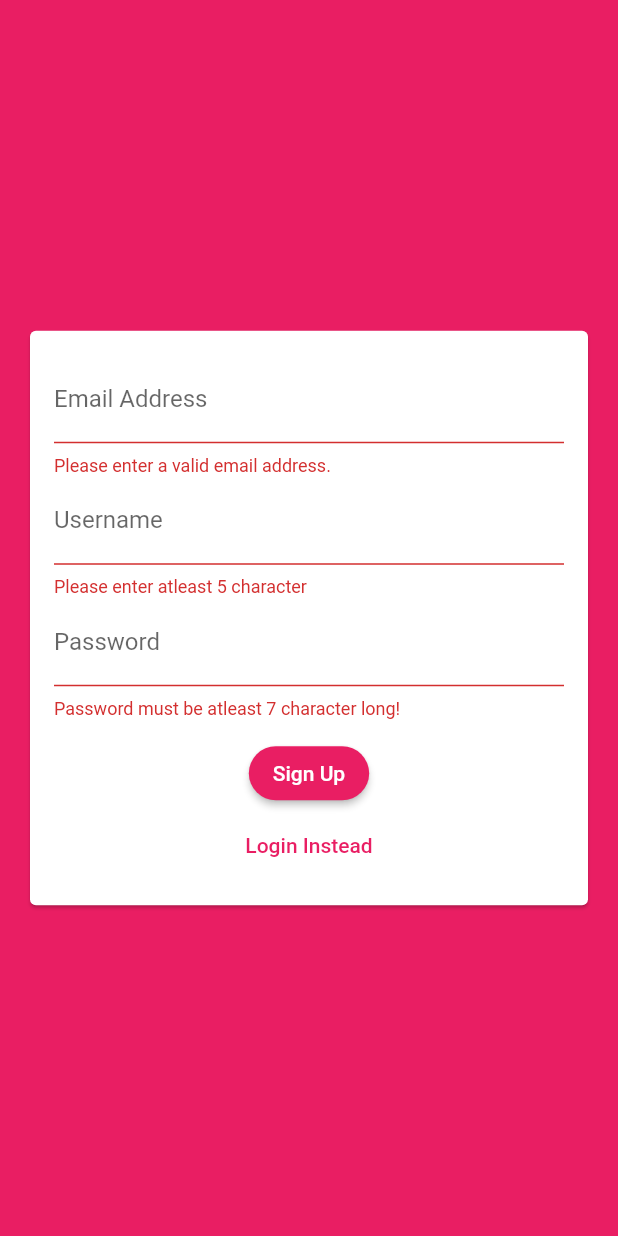
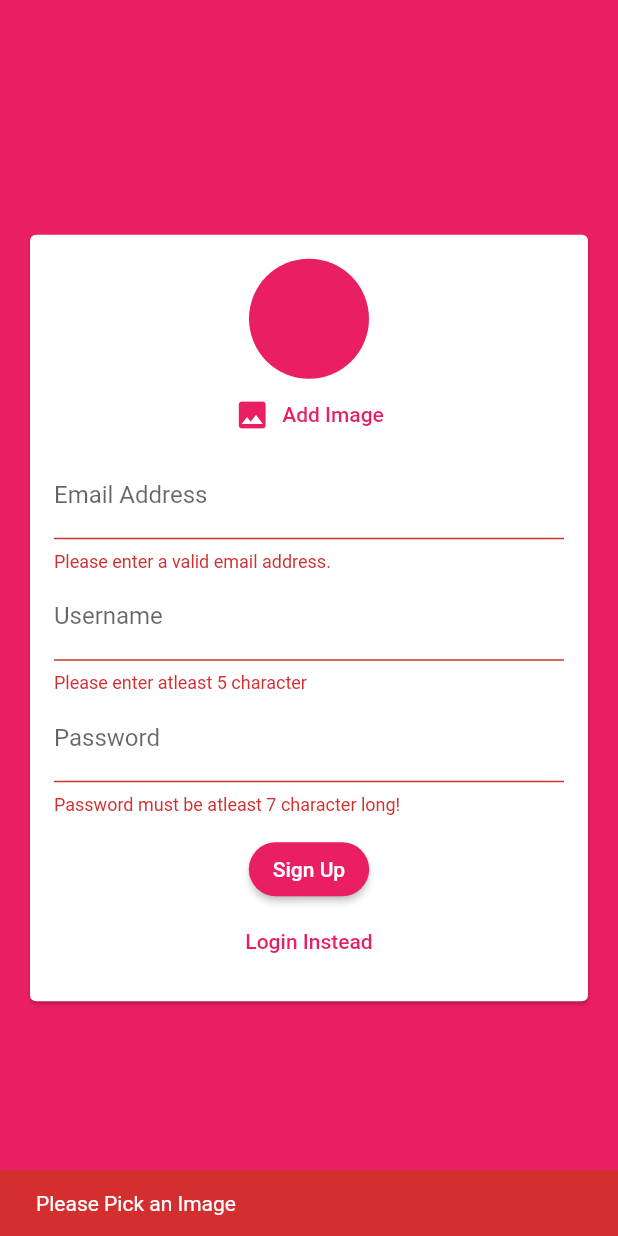
Before and after one commit to andikatp/chat-app, a Flutter app: the screen it shows after launch, after a tap on "Sign Up", on a phone screen of 412 x 824 dp. Run offline on Flutter 3.47's test engine with Material 2 defaults, Android fonts, the phone set to English and light mode, and no system bars; our stand-ins replace cloud_firestore, email_validator, firebase_auth, firebase_core, firebase_storage, image_picker; accounts and stored records are empty.

Commit message:
fixing bugs but still without push notification

```diff
--- a/lib/screens/auth_screen.dart
+++ b/lib/screens/auth_screen.dart
@@ -1,6 +1,8 @@
+import 'dart:io';
 import 'package:chat_app/widgets/auth/auth_form_widget.dart';
 import 'package:cloud_firestore/cloud_firestore.dart';
 import 'package:firebase_auth/firebase_auth.dart';
+import 'package:firebase_storage/firebase_storage.dart';
 import 'package:flutter/material.dart';
 
 class AuthScreen extends StatefulWidget {
@@ -18,6 +20,7 @@ class _AuthScreenState extends State<AuthScreen> {
     String email,
     String password,
     String username,
+    File image,
     bool isLogin,
   ) async {
     UserCredential userCred;
@@ -35,14 +38,25 @@ class _AuthScreenState extends State<AuthScreen> {
           email: email,
           password: password,
         );
+        final ref = FirebaseStorage.instance
+            .ref()
+            .child('user_images')
+            .child('${userCred.user!.uid}.jpg');
+
+        await ref.putFile(image).whenComplete(() => Future.value(0));
+        final url = await ref.getDownloadURL();
+
         FirebaseFirestore.instance
             .collection('users')
             .doc(userCred.user?.uid)
-            .set({'username': username, 'email': email});
+            .set({
+          'username': username,
+          'email': email,
+          'image_url': url,
+        });
       }
-
     } on FirebaseAuthException catch (error) {
-      String messages = 'An Errpr occured, please check your credentials!';
+      String messages = 'An Error occured, please check your credentials!';
       if (error.message != null) {
         messages = error.message!;
       }
@@ -58,7 +72,6 @@ class _AuthScreenState extends State<AuthScreen> {
         _isLoading = false;
       });
       rethrow;
-
     }
   }
 
@@ -66,7 +79,10 @@ class _AuthScreenState extends State<AuthScreen> {
   Widget build(BuildContext context) {
     return Scaffold(
       backgroundColor: Theme.of(context).primaryColor,
-      body: AuthFormWidget(submitFn: _submitAuthForm,  isLoading: _isLoading,),
+      body: AuthFormWidget(
+        submitFn: _submitAuthForm,
+        isLoading: _isLoading,
+      ),
     );
   }
 }
--- a/lib/screens/chat_screen.dart
+++ b/lib/screens/chat_screen.dart
@@ -36,15 +36,14 @@ class ChatScreen extends StatelessWidget {
           ),
         ],
       ),
-      body: Container(
-          child: Column(
+      body: Column(
         children: const [
           Expanded(
             child: MessagesChat(),
           ),
           NewMessageWidget(),
         ],
-      )),
+      ),
     );
   }
 }
--- a/lib/widgets/auth/auth_form_widget.dart
+++ b/lib/widgets/auth/auth_form_widget.dart
@@ -1,3 +1,6 @@
+import 'dart:io';
+
+import 'package:chat_app/widgets/pickers/user_image_picker.dart';
 import 'package:email_validator/email_validator.dart';
 import 'package:flutter/material.dart';
 
@@ -21,19 +24,34 @@ class _AuthFormWidgetState extends State<AuthFormWidget> {
   String _userEmail = '';
   String _userPassword = '';
   bool _isLogin = false;
+  File? _image;
 
   void _trySubmit() {
     FocusScope.of(context).unfocus();
     final isValid = _formKey.currentState!.validate();
+    if (_image == null && !_isLogin) {
+      ScaffoldMessenger.of(context).showSnackBar(
+        SnackBar(
+          content: const Text('Please Pick an Image'),
+          backgroundColor: Theme.of(context).colorScheme.error,
+        ),
+      );
+      return;
+    }
     if (isValid) {
       _formKey.currentState!.save();
       widget.submitFn(
         _userEmail,
         _userPassword,
         _userName,
+        _image,
         _isLogin,
       );
     }
+  }
+
+  void _imageFun(File image) {
+    _image = image;
   }
 
   @override
@@ -51,6 +69,7 @@ class _AuthFormWidgetState extends State<AuthFormWidget> {
               child: Column(
                 mainAxisSize: MainAxisSize.min,
                 children: [
+                  if (!_isLogin) UserImagePicker(pickedImageFn: _imageFun),
                   TextFormField(
                     key: const ValueKey('email'),
                     decoration:
--- a/lib/widgets/chat/messages_chat.dart
+++ b/lib/widgets/chat/messages_chat.dart
@@ -25,6 +25,7 @@ class MessagesChat extends StatelessWidget {
           itemCount: doc?.length,
           itemBuilder: (context, index) {
             return MessageBubble(
+                userImage: doc?[index]['userImage'],
                 message: doc?[index]['text'],
                 isMe: snapshot.data?.docs[index]['userId'] ==
                         FirebaseAuth.instance.currentUser?.uid
--- a/lib/widgets/chat/new_message_widget.dart
+++ b/lib/widgets/chat/new_message_widget.dart
@@ -15,13 +15,17 @@ class _NewMessageWidgetState extends State<NewMessageWidget> {
 
   void _sendMessage() async {
     FocusScope.of(context).unfocus();
-    final User? user =  FirebaseAuth.instance.currentUser;
-    final userData = await FirebaseFirestore.instance.collection('users').doc(user!.uid).get();
+    final User? user = FirebaseAuth.instance.currentUser;
+    final userData = await FirebaseFirestore.instance
+        .collection('users')
+        .doc(user!.uid)
+        .get();
     FirebaseFirestore.instance.collection('chat').add({
       'text': _enteredMessage,
       'createdAt': Timestamp.now(),
       'userId': user.uid,
       'username': userData['username'],
+      'userImage': userData['image_url'],
     });
     _controller.clear();
   }
@@ -46,6 +50,8 @@ class _NewMessageWidgetState extends State<NewMessageWidget> {
                 labelText: 'Send Message...',
               ),
               textInputAction: TextInputAction.done,
+              onEditingComplete:
+                  _enteredMessage.trim().isEmpty ? null : _sendMessage,
               onChanged: (value) {
                 setState(() {
                   _enteredMessage = value;
--- /dev/null
+++ b/lib/widgets/pickers/user_image_picker.dart
@@ -0,0 +1,50 @@
+import 'dart:io';
+
+import 'package:flutter/material.dart';
+import 'package:image_picker/image_picker.dart';
+
+class UserImagePicker extends StatefulWidget {
+  const UserImagePicker({
+    Key? key,
+    required this.pickedImageFn,
+  }) : super(key: key);
+  final Function pickedImageFn;
+
+  @override
+  State<UserImagePicker> createState() => _UserImagePickerState();
+}
+
+class _UserImagePickerState extends State<UserImagePicker> {
+  File? _image;
+
+  void _pickImage() async {
+    final ImagePicker picker = ImagePicker();
+    XFile? image = await picker.pickImage(
+      source: ImageSource.camera,
+      imageQuality: 50,
+      maxWidth: 150,
+    );
+    setState(() {
+      _image = File(image!.path);
+    });
+    widget.pickedImageFn(File(image!.path));
+  }
+
+  @override
+  Widget build(BuildContext context) {
+    return Column(
+      children: [
+        CircleAvatar(
+          radius: 40,
+          backgroundColor: Theme.of(context).primaryColor,
+          backgroundImage: _image != null ? FileImage(_image!) : null,
+        ),
+        TextButton.icon(
+          onPressed: _pickImage,
+          icon: const Icon(Icons.image),
+          label: const Text('Add Image'),
+        ),
+      ],
+    );
+  }
+}
--- a/pubspec.yaml
+++ b/pubspec.yaml
@@ -40,6 +40,9 @@ dependencies:
   cloud_firestore: ^4.0.5
   email_validator: ^2.1.17
   firebase_auth: ^4.1.2
+  image_picker: ^0.8.6
+  firebase_storage: ^11.0.5
+  firebase_messaging: ^14.1.0
 
 dev_dependencies:
   flutter_test:
```
Also changed, not shown: lib/widgets/chat/message_bubble.dart (+30 -9 lines), pubspec.lock, 2 other files.
